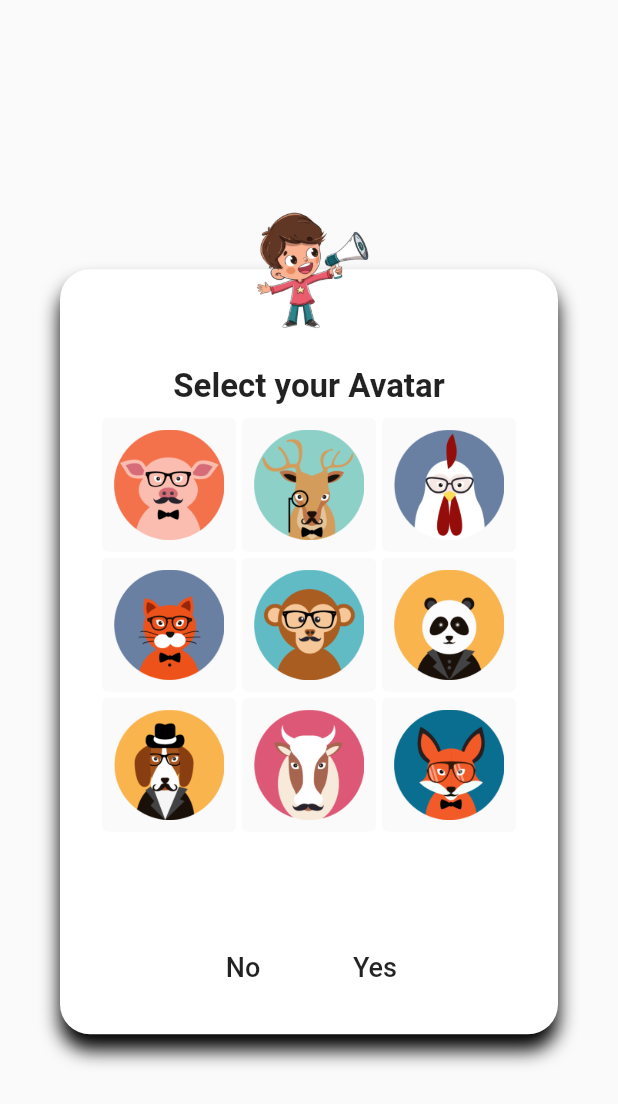
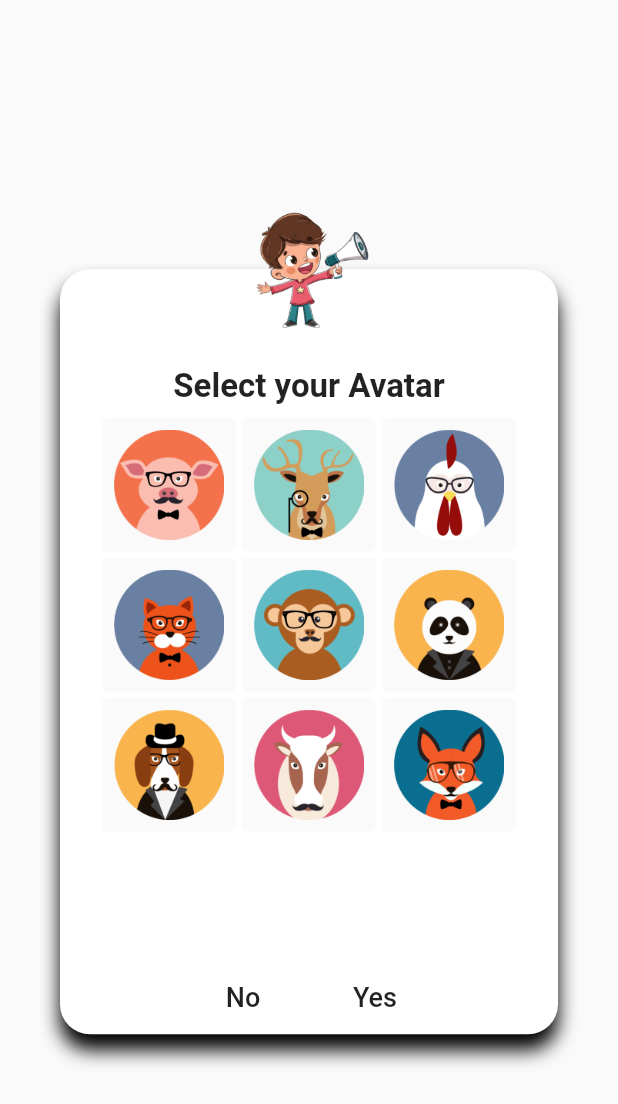
Before and after one commit to Nauta64/MOW, a Flutter app: the CustomDialogSelectAvatar widget shown alone on an empty page, opened directly, on a phone screen of 412 x 824 dp. Shown: the top 1104 px of the screen. Run offline on Flutter 3.47's test engine with Material 2 defaults, Android fonts, the phone set to English and light mode, and no system bars; our stand-ins replace flutter_rating_bar, flutter_tts, image_picker, page_transition, share_plus, shared_preferences; missing offline and left inert: flutter_animator, simple_timer; accounts and stored records are empty; network calls fail; project files that could hold a hidden picture were left out.

Commit message:
prueba avatares2

```diff
--- a/lib/dialog_selectAvatar.dart
+++ b/lib/dialog_selectAvatar.dart
@@ -106,7 +106,7 @@ class _CustomDialogBoxState extends State<CustomDialogSelectAvatar> {
               ),
              Container(
                width: 500,
-               height: 350,
+               height: 370,
                child: GridView.count(
                  shrinkWrap: true,
                  restorationId: 'grid_view_demo_grid_offset',
@@ -123,7 +123,7 @@ class _CustomDialogBoxState extends State<CustomDialogSelectAvatar> {
               Row(
                 mainAxisAlignment: MainAxisAlignment.center,
                 children: [
-                  Padding(padding: EdgeInsets.only(top:10,bottom: 0)),
+                  Padding(padding: EdgeInsets.only(bottom: 0)),
                   Align(
                     alignment: Alignment.bottomRight,
                     child: FlatButton(
```
